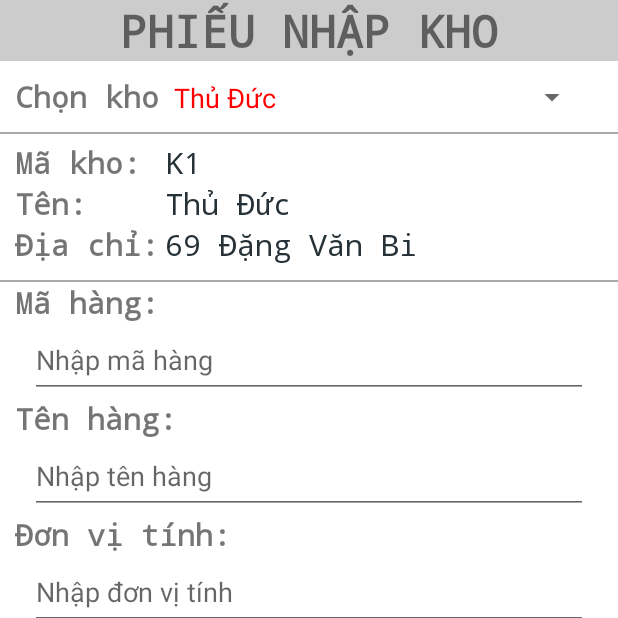
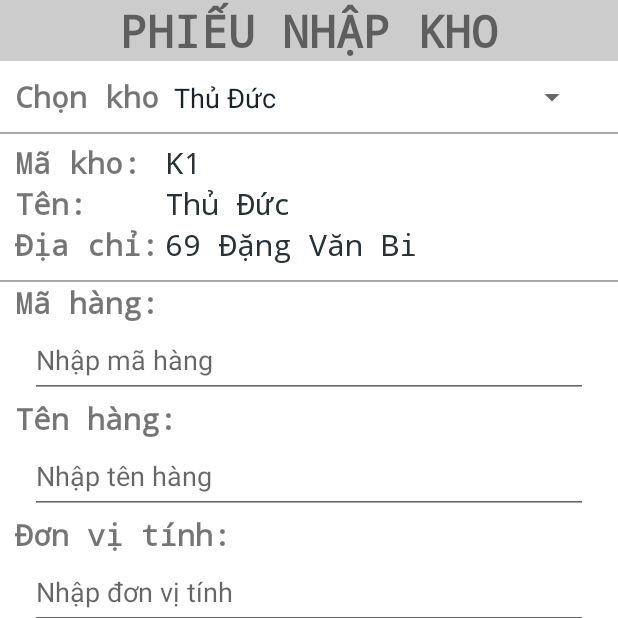
Before and after one commit to hoangso7/WarehouseManagement, an Android app: the screen it shows after launch (MainActivity), item 2 of the bottom bar chosen, on a phone screen of 412 x 824 dp, the top half of it. Run offline under Robolectric (Android 15) with nearby library versions, the phone set to English and light mode, and no system bars; our stand-ins replace Firebase (no records; nobody signed in at launch, a user with empty details on screens opened directly).

Commit message:
design main

```diff
--- a/app/src/main/res/layout/spiner_item.xml
+++ b/app/src/main/res/layout/spiner_item.xml
@@ -3,6 +3,5 @@
 <TextView xmlns:android="http://schemas.android.com/apk/res/android"
     android:layout_width="match_parent"
     android:layout_height="wrap_content"
-    android:textColor="#FF0000"
-    android:textSize="18dp"
-    />
+    android:textColor="#14232d"
+    android:textSize="18dp" />
```
